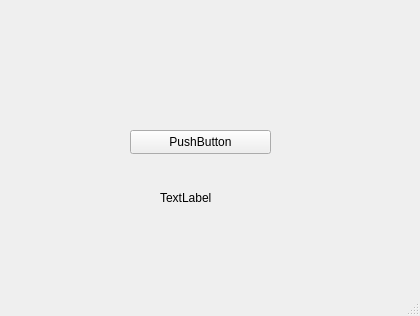
The window that mainwindow.ui (embeddedMike/qt_app) describes before a commit, drawn with Qt 5.
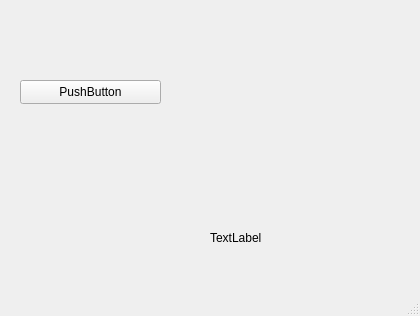
The same window after the commit.

Diff of the .ui file:
```diff
--- a/mainwindow.ui
+++ b/mainwindow.ui
@@ -17,8 +17,8 @@
    <widget class="QPushButton" name="pushButton">
     <property name="geometry">
      <rect>
-      <x>130</x>
-      <y>130</y>
+      <x>20</x>
+      <y>80</y>
       <width>141</width>
       <height>24</height>
      </rect>
@@ -30,8 +30,8 @@
    <widget class="QLabel" name="label">
     <property name="geometry">
      <rect>
-      <x>160</x>
-      <y>190</y>
+      <x>210</x>
+      <y>230</y>
       <width>111</width>
       <height>16</height>
      </rect>
```
